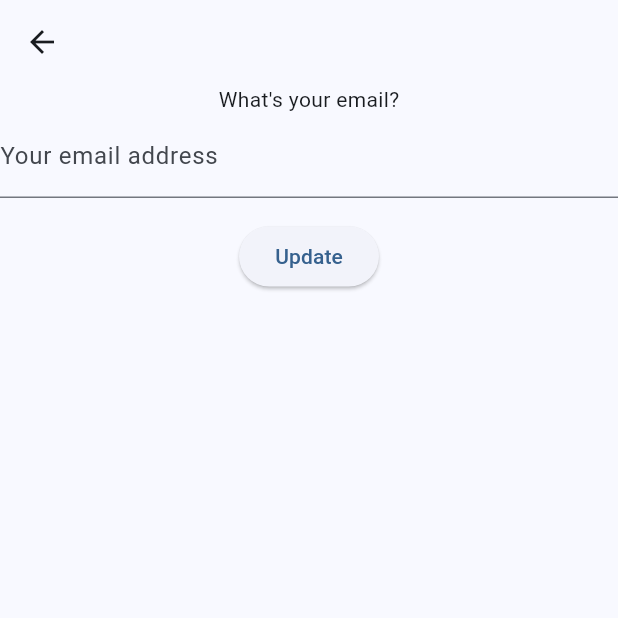
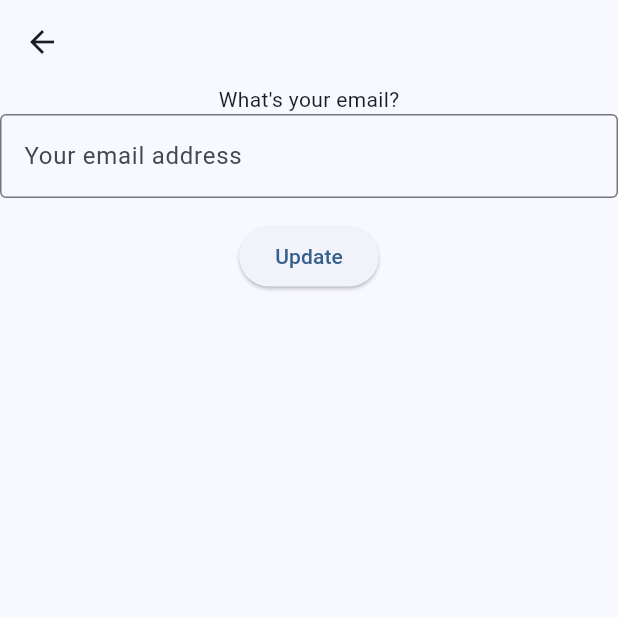
Before and after one commit to tietkenneth/ApproachableGeekDemo, a Flutter app: the EmailPage screen opened directly with empty values, on a phone screen of 412 x 824 dp, the top half of it. Run offline on Flutter 3.47's test engine with Material 3 defaults, Android fonts, the phone set to English and light mode, and no system bars.

Commit message:
Updated input fields to include borders

```diff
--- a/lib/main.dart
+++ b/lib/main.dart
@@ -315,7 +315,10 @@ class PhonePage extends StatelessWidget {
             Text("What's your phone number?"),
             TextField(
                 controller: phoneNumberController,
-                decoration: InputDecoration(labelText: 'Your Phone Number')),
+                decoration: InputDecoration(
+                  labelText: 'Your Phone Number',
+                  border: OutlineInputBorder(),
+                )),
             SizedBox(height: 15.0),
             ElevatedButton(
               onPressed: () {
@@ -349,7 +352,10 @@ class EmailPage extends StatelessWidget {
             Text("What's your email?"),
             TextField(
                 controller: emailController,
-                decoration: InputDecoration(labelText: 'Your email address')),
+                decoration: InputDecoration(
+                  labelText: 'Your email address',
+                  border: OutlineInputBorder(),
+                )),
             SizedBox(height: 15.0),
             ElevatedButton(
               onPressed: () {
@@ -385,7 +391,9 @@ class DescriptionPage extends StatelessWidget {
             TextField(
                 controller: descriptionController,
                 decoration: InputDecoration(
-                    labelText: 'Write a little bit about yourself')),
+                  labelText: 'Write a little bit about yourself',
+                  border: OutlineInputBorder(),
+                )),
             SizedBox(height: 15.0),
             ElevatedButton(
               onPressed: () {
```
